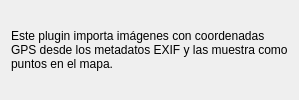
mgutierrezdu/QGIS-PlugIn, file image_geolocator/forms/gui.ui: the form before one commit.
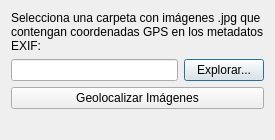
The form after the commit.

Commit message:
feat(image_geolocator): agrega interfaz gráfica para selección de carpeta
- Se añadió una ventana de diálogo personalizada con PyQt para seleccionar la carpeta.
- Se integraron botones para explorar carpetas y ejecutar la geolocalización desde la interfaz.
- Se mejoró la experiencia de usuario evitando abrir directamente el explorador de archivos.

Diff of the .ui file:
```diff
--- a/image_geolocator/forms/gui.ui
+++ b/image_geolocator/forms/gui.ui
@@ -9,13 +9,41 @@
    <item>
     <widget class="QLabel" name="label">
      <property name="text">
-      <string>Este plugin importa imágenes con coordenadas GPS desde los metadatos EXIF y las muestra como puntos en el mapa.</string>
+      <string>Selecciona una carpeta con imágenes .jpg que contengan coordenadas GPS en los metadatos EXIF:</string>
      </property>
      <property name="wordWrap">
       <bool>true</bool>
      </property>
     </widget>
    </item>
+   <item>
+    <layout class="QHBoxLayout" name="folderLayout">
+     <item>
+      <widget class="QLineEdit" name="folderLineEdit"/>
+     </item>
+     <item>
+      <widget class="QPushButton" name="browseButton">
+       <property name="text">
+        <string>Explorar...</string>
+       </property>
+      </widget>
+     </item>
+    </layout>
+   </item>
+   <item>
+    <widget class="QPushButton" name="runButton">
+     <property name="text">
+      <string>Geolocalizar Imágenes</string>
+     </property>
+    </widget>
+   </item>
+   <item>
+    <widget class="QLabel" name="statusLabel">
+     <property name="text">
+      <string></string>
+     </property>
+    </widget>
+   </item>
   </layout>
  </widget>
  <resources/>
```
Left out of the diff: 2 changed lines with no effect on the pictures. The commit also changes 3 other files.
